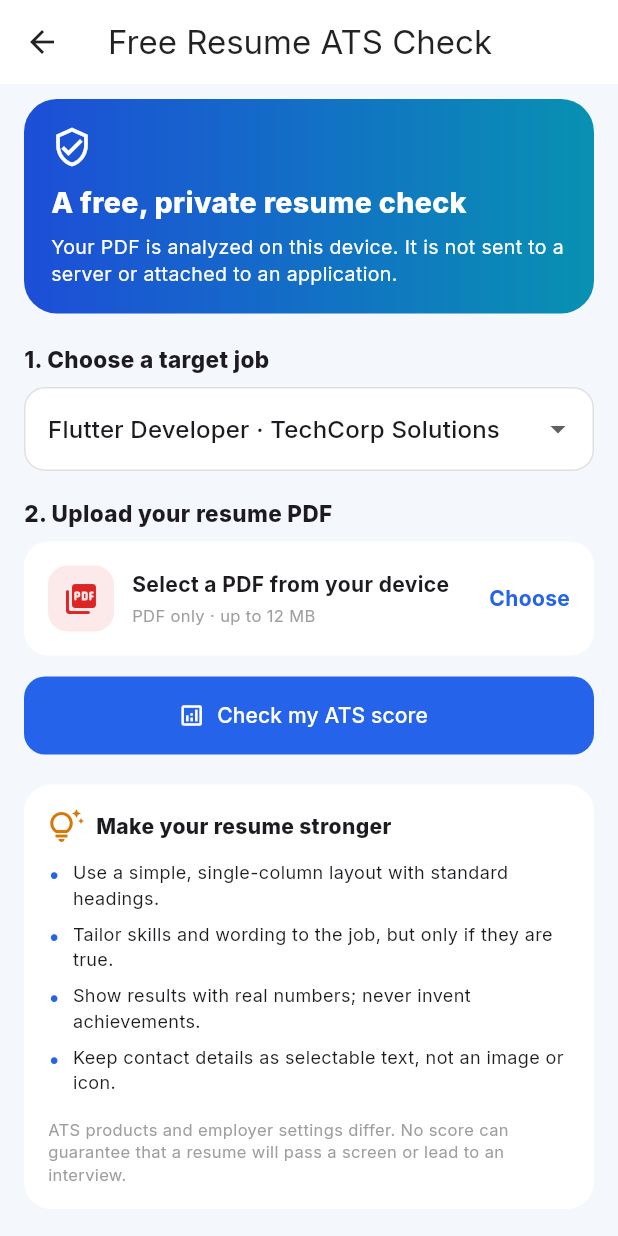
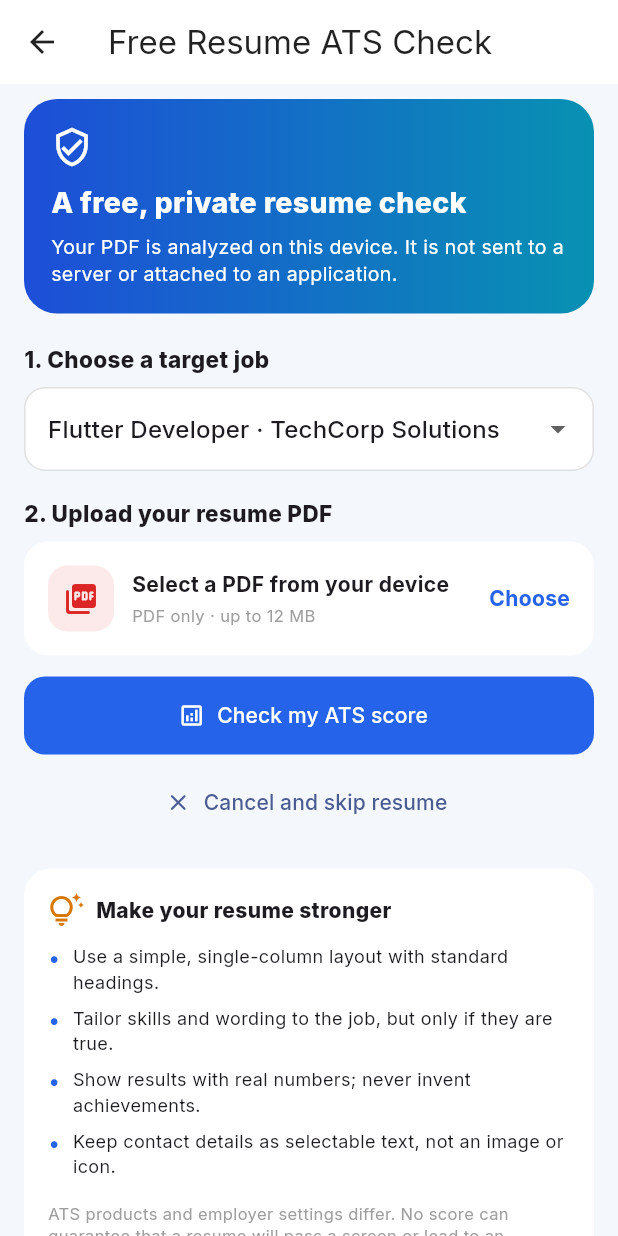
Before and after one commit to Harshit18-19/Local_Job_Finder, a Flutter app: the ResumeEvaluationScreen screen opened directly, on a phone screen of 412 x 824 dp. Run offline on Flutter 3.47's test engine with Material 3 defaults, Android fonts, the phone set to English and light mode, and no system bars; our stand-ins replace animate_do, cloud_firestore, firebase_auth, firebase_core, google_fonts, google_sign_in and 1 more; missing offline and left inert: google_sign_in_web, pdfrx; accounts and stored records are empty; network calls fail.

Commit message:
Add cancel option to resume upload

```diff
--- a/lib/screens/resume_evaluation_screen.dart
+++ b/lib/screens/resume_evaluation_screen.dart
@@ -204,6 +204,12 @@ class _ResumeEvaluationScreenState extends State<ResumeEvaluationScreen> {
             const SizedBox(height: 22),
             _buildResults(evaluation, isDark),
           ],
+          const SizedBox(height: 8),
+          TextButton.icon(
+            onPressed: () => Navigator.of(context).maybePop(),
+            icon: const Icon(Icons.close_rounded),
+            label: const Text('Cancel and skip resume'),
+          ),
           const SizedBox(height: 20),
           _safeResumeTips(isDark),
         ],
@@ -285,13 +291,25 @@ class _ResumeEvaluationScreenState extends State<ResumeEvaluationScreen> {
               ),
             ),
             const SizedBox(width: 8),
-            Text(
-              _resumeFile == null ? 'Choose' : 'Change',
-              style: const TextStyle(
-                color: Color(0xFF2563EB),
-                fontWeight: FontWeight.w700,
+            if (_resumeFile == null)
+              const Text(
+                'Choose',
+                style: TextStyle(
+                  color: Color(0xFF2563EB),
+                  fontWeight: FontWeight.w700,
+                ),
+              )
+            else
+              TextButton(
+                onPressed: _working
+                    ? null
+                    : () => setState(() {
+                        _resumeFile = null;
+                        _evaluation = null;
+                        _error = null;
+                      }),
+                child: const Text('Cancel'),
               ),
-            ),
           ],
         ),
       ),
```
